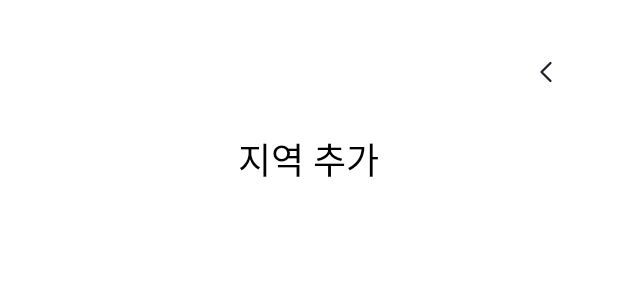
After one commit to OverDlive/LiveGuard, an Android app: the layout fragment_add_location_dialog.xml on its own in the app's theme, with its tools: preview values and no code run, on a phone screen of 412 x 824 dp. The commit adds this screen. Shown: the top 300 px of the screen. Run offline under Robolectric (Android 15) with nearby library versions, the phone set to English and light mode, and no system bars.

Commit message:
add location dialoge

```diff
--- /dev/null
+++ b/App/app/src/main/res/drawable/ic_close.xml
@@ -0,0 +1,13 @@
+<vector xmlns:android="http://schemas.android.com/apk/res/android"
+    android:width="20dp"
+    android:height="20dp"
+    android:viewportWidth="20"
+    android:viewportHeight="20">
+  <path
+      android:pathData="M13,4L7,10L13,16"
+      android:strokeLineJoin="round"
+      android:strokeWidth="1.5"
+      android:fillColor="#00000000"
+      android:strokeColor="#1E1E2D"
+      android:strokeLineCap="round"/>
+</vector>
--- /dev/null
+++ b/App/app/src/main/res/layout/fragment_add_location_dialog.xml
@@ -0,0 +1,40 @@
+<?xml version="1.0" encoding="utf-8"?>
+<FrameLayout xmlns:android="http://schemas.android.com/apk/res/android"
+    android:id="@+id/dialog_container"
+    android:layout_width="match_parent"
+    android:layout_height="match_parent"
+    android:background="@color/white">
+
+    <!-- 내용 영역 -->
+    <LinearLayout
+        android:layout_width="match_parent"
+        android:layout_height="match_parent"
+        android:orientation="vertical"
+        android:padding="24dp">
+
+        <!-- 닫기 버튼 -->
+        <ImageButton
+            android:id="@+id/close_button"
+            android:layout_width="48dp"
+            android:layout_height="48dp"
+            android:layout_gravity="end"
+            android:background="?attr/selectableItemBackgroundBorderless"
+            android:src="@drawable/ic_close"
+            android:contentDescription="닫기" />
+
+        <!-- 제목 -->
+        <TextView
+            android:id="@+id/dialog_title"
+            android:layout_width="wrap_content"
+            android:layout_height="wrap_content"
+            android:text="지역 추가"
+            android:textSize="24sp"
+            android:textColor="@color/black"
+            android:layout_gravity="center_horizontal"
+            android:layout_marginTop="16dp" />
+
+        <!-- 추가적인 UI 요소를 여기에 추가하세요 -->
+
+    </LinearLayout>
+
+</FrameLayout>
--- a/App/app/src/main/res/values/colors.xml
+++ b/App/app/src/main/res/values/colors.xml
@@ -9,4 +9,5 @@
     <color name="white">#FFFFFFFF</color>
     <color name="colorPrimary">#6200EE</color>
     <color name="colorGray">#808080</color>
+
 </resources>
```
Also changed, not shown: App/app/src/main/java/com/example/liveguard_app_010/MainActivity.java (+3 -9 lines), App/app/src/main/java/com/example/liveguard_app_010/ui/addlocationdialog/AddLocationDialogFragment.java (added, +50 -0 lines), App/app/src/main/java/com/example/liveguard_app_010/ui/topnavigation/TopNavigationFragment.java (+15 -8 lines), App/app/src/main/res/layout/activity_main.xml (+4 -4 lines), App/app/src/main/res/layout/fragment_top_navigation.xml (+9 -7 lines), App/app/src/main/res/values/themes.xml (+7 -0 lines).
